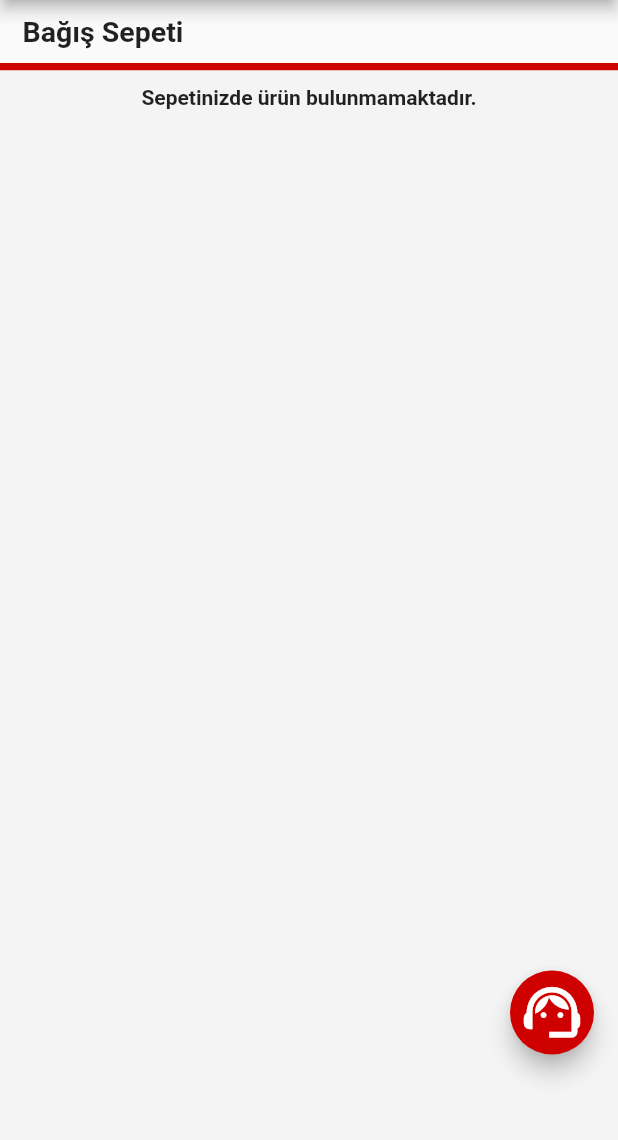
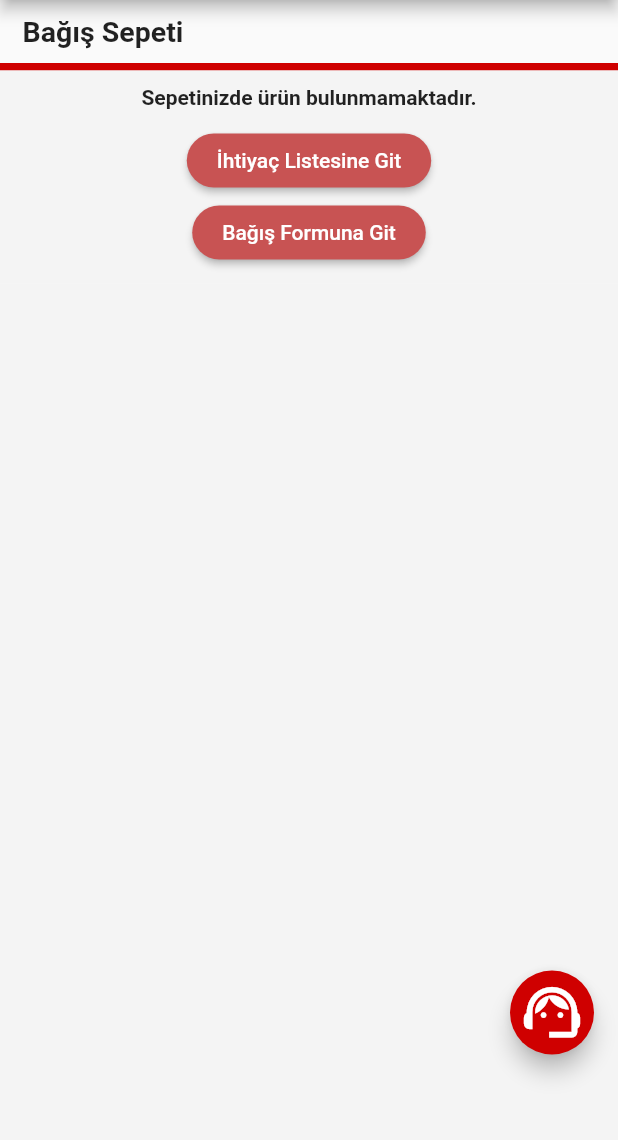
Before and after one commit to tugcekepen/AskidaAfet, a Flutter app: the BagisciShopping screen opened directly, on a phone screen of 412 x 824 dp, the part 84-1224 px from its top. Run offline on Flutter 3.47's test engine with Material 2 defaults, Android fonts, the phone set to English and light mode, and no system bars.

Commit message:
Shopping sayfaları eklendi.

```diff
--- a/lib/shopping_cart_bagisci.dart
+++ b/lib/shopping_cart_bagisci.dart
@@ -1,3 +1,4 @@
+import 'package:askida_afet/bagisci_page.dart';
 import 'package:askida_afet/bilgi_alma_ekrani.dart';
 import 'package:askida_afet/talep_formu.dart';
 import 'package:flutter/material.dart';
@@ -90,11 +91,54 @@ class _BagisciShoppingState extends State<BagisciShopping> {
             Container(
               padding: EdgeInsets.symmetric(horizontal: 15, vertical: 10),
               child: Center(
-                child: Text(
-                  'Sepetinizde ürün bulunmamaktadır.',
-                  style: TextStyle(
-                    fontWeight: FontWeight.bold,
-                  ),
+                child: Column(
+                  children: [
+                    Text(
+                      'Sepetinizde ürün bulunmamaktadır.',
+                      style: TextStyle(
+                        fontWeight: FontWeight.bold,
+                      ),
+                    ),
+                    SizedBox(height: 10),
+                    ElevatedButton(
+                      onPressed: () {
+                        Navigator.push(
+                          context,
+                          MaterialPageRoute(
+                            builder: (context) => BagisciKimligi(),
+                          ),
+                        );
+                      },
+                      child: Text('İhtiyaç Listesine Git'),
+                      style: ElevatedButton.styleFrom(
+                        backgroundColor: Color(0xFFC85353),
+                        padding:
+                        EdgeInsets.symmetric(horizontal: 20, vertical: 8),
+                        shape: RoundedRectangleBorder(
+                          borderRadius: BorderRadius.circular(100.0),
+                        ),
+                      ),
+                    ),
+                    ElevatedButton(
+                      onPressed: () {
+                        Navigator.push(
+                          context,
+                          MaterialPageRoute(
+                            builder: (context) => BilgiAlmaEkrani(),
+                          ),
+                        );
+                      },
+                      child: Text('Bağış Formuna Git'),
+                      style: ElevatedButton.styleFrom(
+                        backgroundColor: Color(0xFFC85353),
+                        padding:
+                        EdgeInsets.symmetric(horizontal: 20, vertical: 8),
+                        shape: RoundedRectangleBorder(
+                          borderRadius: BorderRadius.circular(100.0),
+                        ),
+                      ),
+                    ),
+                  ],
                 ),
               ),
               color: Color(0xFFF4F4F4),
@@ -187,7 +231,6 @@ class _BagisciShoppingState extends State<BagisciShopping> {
                   ),
                   style: ElevatedButton.styleFrom(
                     backgroundColor: Color(0xFFC85353),
-                    onPrimary: Colors.white,
                     padding: EdgeInsets.symmetric(vertical: 12),
                     shape: RoundedRectangleBorder(
                       borderRadius: BorderRadius.circular(100.0),
```
Also changed, not shown: lib/shopping_cart_screen.dart (+48 -5 lines).
